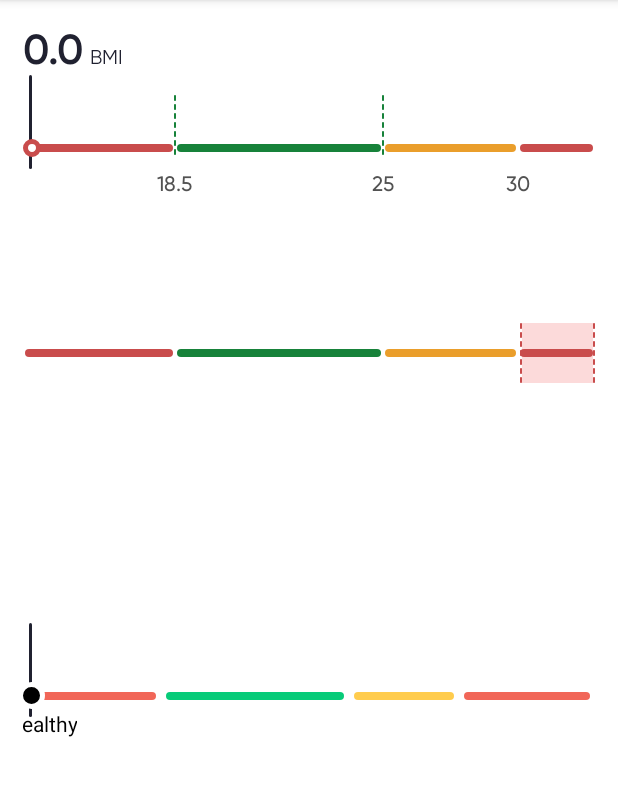
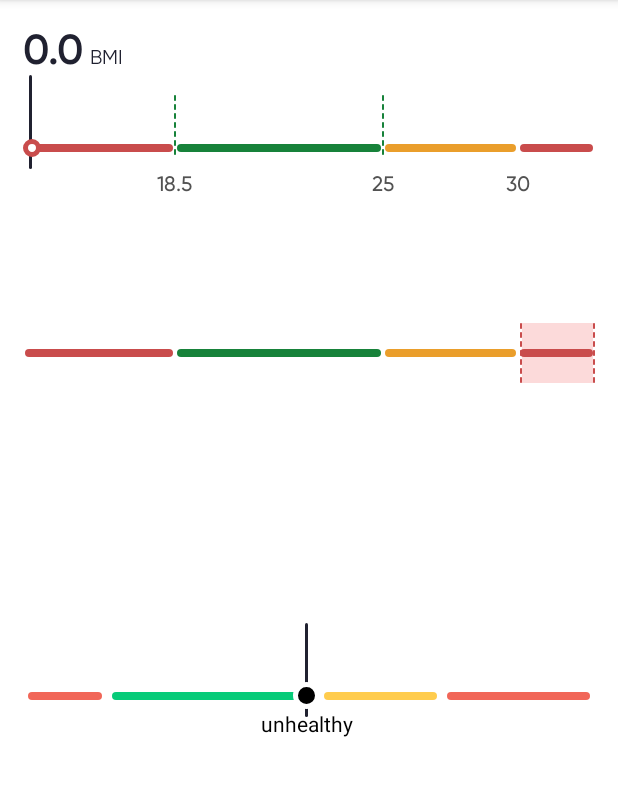
Before and after one commit to myDario/DarioBMIBar, an Android app: the screen it shows after launch (MainActivity), on a phone screen of 412 x 824 dp, the part 84-880 px from its top. Run offline under Robolectric (Android 15) with nearby library versions, the phone set to English and light mode, and no system bars.

Commit message:
indicator and selecter line set

```diff
--- a/app/src/main/java/com/labstyle/dariobmibarapp/MainActivity.kt
+++ b/app/src/main/java/com/labstyle/dariobmibarapp/MainActivity.kt
@@ -13,7 +13,7 @@ class MainActivity : AppCompatActivity() {
 
         findViewById<DarioBMIBar>(R.id.bmiBar).setBMIValue(0f)
         findViewById<DarioBMISections>(R.id.bmiSections).setBMIValue(30.5f)
-        findViewById<DarioBMIDotIndicator>(R.id.bmiDotIndicator).setBMIValue(17.9f)
+        findViewById<DarioBMIDotIndicator>(R.id.bmiDotIndicator).setBMIValue(24.9f)
     }
 }
 //0.26545453
--- a/app/src/main/res/layout/activity_main.xml
+++ b/app/src/main/res/layout/activity_main.xml
@@ -29,7 +29,6 @@
         android:id="@+id/bmiDotIndicator"
         android:layout_width="0dp"
         android:layout_height="200dp"
-        app:bmi="22.5"
         app:unitLabel="unhealthy"
         app:layout_constraintEnd_toEndOf="parent"
         app:layout_constraintStart_toStartOf="parent"
--- a/dariobmibar/src/main/java/com/labstyle/dariobmibar/DarioBMIDotIndicator.kt
+++ b/dariobmibar/src/main/java/com/labstyle/dariobmibar/DarioBMIDotIndicator.kt
@@ -30,7 +30,7 @@ class DarioBMIDotIndicator @JvmOverloads constructor(
         inflate(context, R.layout.dario_bmi_dot_indicator, this)
 
         setBMIUnitLabel(unitLabel)
-        setBMIValue(bmi)
+//        setBMIValue(bmi)
     }
 
     fun setBMIUnitLabel(label: String) {
@@ -45,6 +45,7 @@ class DarioBMIDotIndicator @JvmOverloads constructor(
         val constraintSet = ConstraintSet()
         constraintSet.clone(parent)
 
+        println("hbias is  $bmi ==> ${calculateHBias(bmi)}")
         var hBias = calculateHBias(bmi)
         if (hBias > 0.985f) {
             hBias = 0.985f
@@ -56,58 +57,58 @@ class DarioBMIDotIndicator @JvmOverloads constructor(
         constraintSet.setHorizontalBias(R.id.selectionLineIndicator, hBias)
 
         // bmi text
-        constraintSet.clear(R.id.bmiValueText, ConstraintSet.START)
-        constraintSet.clear(R.id.bmiValueText, ConstraintSet.END)
-        constraintSet.clear(R.id.bmiValueUnitText, ConstraintSet.START)
-        constraintSet.clear(R.id.bmiValueUnitText, ConstraintSet.END)
-
-        if (hBias > 0.85f) {
-            constraintSet.connect(
-                R.id.bmiValueUnitText,
-                ConstraintSet.END,
-                ConstraintSet.PARENT_ID,
-                ConstraintSet.END
-            )
-            constraintSet.connect(
-                R.id.bmiValueText,
-                ConstraintSet.END,
-                R.id.bmiValueUnitText,
-                ConstraintSet.START
-            )
-        } else if (hBias < 0.08f) {
-            constraintSet.connect(
-                R.id.bmiValueText,
-                ConstraintSet.START,
-                ConstraintSet.PARENT_ID,
-                ConstraintSet.START
-            )
-            constraintSet.connect(
-                R.id.bmiValueUnitText,
-                ConstraintSet.START,
-                R.id.bmiValueText,
-                ConstraintSet.END
-            )
-        } else {
-            constraintSet.connect(
-                R.id.bmiValueText,
-                ConstraintSet.START,
-                R.id.selectionLineIndicator,
-                ConstraintSet.START
-            )
-            constraintSet.connect(
-                R.id.bmiValueText,
-                ConstraintSet.END,
-                R.id.selectionLineIndicator,
-                ConstraintSet.END
-            )
-            constraintSet.connect(
-                R.id.bmiValueUnitText,
-                ConstraintSet.START,
-                R.id.bmiValueText,
-                ConstraintSet.END
-            )
-        }
-
+//        constraintSet.clear(R.id.bmiValueText, ConstraintSet.START)
+//        constraintSet.clear(R.id.bmiValueText, ConstraintSet.END)
+//        constraintSet.clear(R.id.bmiValueUnitText, ConstraintSet.START)
+//        constraintSet.clear(R.id.bmiValueUnitText, ConstraintSet.END)
+//
+//        if (hBias > 0.85f) {
+//            constraintSet.connect(
+//                R.id.bmiValueUnitText,
+//                ConstraintSet.END,
+//                ConstraintSet.PARENT_ID,
+//                ConstraintSet.END
+//            )
+//            constraintSet.connect(
+//                R.id.bmiValueText,
+//                ConstraintSet.END,
+//                R.id.bmiValueUnitText,
+//                ConstraintSet.START
+//            )
+//        } else if (hBias < 0.08f) {
+//            constraintSet.connect(
+//                R.id.bmiValueText,
+//                ConstraintSet.START,
+//                ConstraintSet.PARENT_ID,
+//                ConstraintSet.START
+//            )
+//            constraintSet.connect(
+//                R.id.bmiValueUnitText,
+//                ConstraintSet.START,
+//                R.id.bmiValueText,
+//                ConstraintSet.END
+//            )
+//        } else {
+//            constraintSet.connect(
+//                R.id.bmiValueText,
+//                ConstraintSet.START,
+//                R.id.selectionLineIndicator,
+//                ConstraintSet.START
+//            )
+//            constraintSet.connect(
+//                R.id.bmiValueText,
+//                ConstraintSet.END,
+//                R.id.selectionLineIndicator,
+//                ConstraintSet.END
+//            )
+//            constraintSet.connect(
+//                R.id.bmiValueUnitText,
+//                ConstraintSet.START,
+//                R.id.bmiValueText,
+//                ConstraintSet.END
+//            )
+//        }
+//
         constraintSet.applyTo(parent)
 
         val circleBg =
@@ -123,13 +124,13 @@ class DarioBMIDotIndicator @JvmOverloads constructor(
 
     private fun calculateHBias(bmi: Float): Float {
         return when {
-            bmi <= 18.5f -> {
-                val factor = (bmi - 18.5f) / (18.5f - 0f)
+            bmi < 18.5f -> {
+                val factor = bmi / 18.5f
                 0.01f + factor * (0.12f - 0.01f)
             }
             bmi >= 18.5f && bmi < 25.0f -> {
                 val factor = (bmi - 18.5f) / (25.0f - 18.5f)
-                0.16f + factor * (0.49f - 0.16f)
+                0.17f + factor * (0.50f - 0.17f)
             }
             bmi >= 25.0f && bmi < 30.0f -> {
                 val factor = (bmi - 25.0f) / (30.0f - 25.0f)
@@ -137,7 +138,7 @@ class DarioBMIDotIndicator @JvmOverloads constructor(
             }
             else -> {
                 val factor = (bmi - 30.0f) / (40.0f - 30.0f)
-                0.75f + factor * (0.985f - 0.75f)
+                0.76f + factor * (0.985f - 0.76f)
             }
         }
     }
--- a/dariobmibar/src/main/res/layout/dario_bmi_dot_indicator.xml
+++ b/dariobmibar/src/main/res/layout/dario_bmi_dot_indicator.xml
@@ -19,7 +19,7 @@
             app:layout_constraintBottom_toTopOf="@+id/textviewBar0"
             app:layout_constraintStart_toStartOf="parent"
             app:layout_constraintEnd_toStartOf="@+id/bar1"
-            app:layout_constraintHorizontal_weight="26.5454545"
+            app:layout_constraintHorizontal_weight="13.5454545"
             />
         <View
             android:id="@+id/bar1"
@@ -123,7 +123,7 @@
             android:layout_width="wrap_content"
             android:layout_height="wrap_content"
             android:visibility="visible"
-            app:layout_constraintHorizontal_bias="0.55774822"
+            app:layout_constraintHorizontal_bias="0.76"
             android:src="@drawable/bmi_selected_indicator"
             app:layout_constraintStart_toStartOf="parent"
             app:layout_constraintEnd_toEndOf="parent"
```
